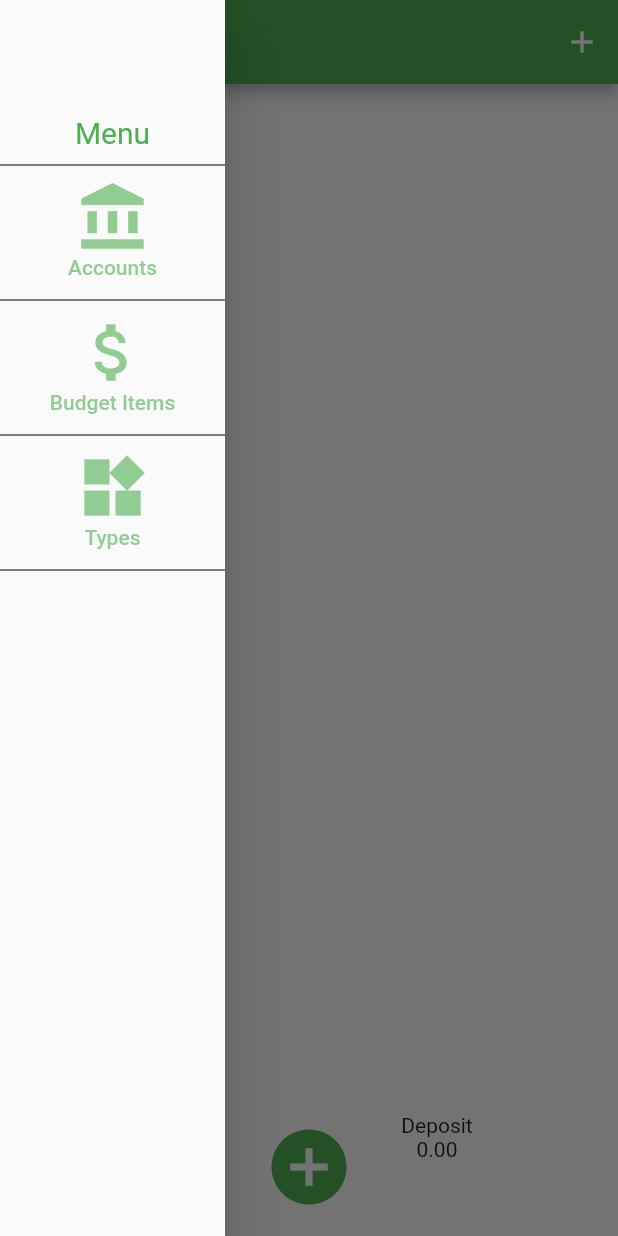
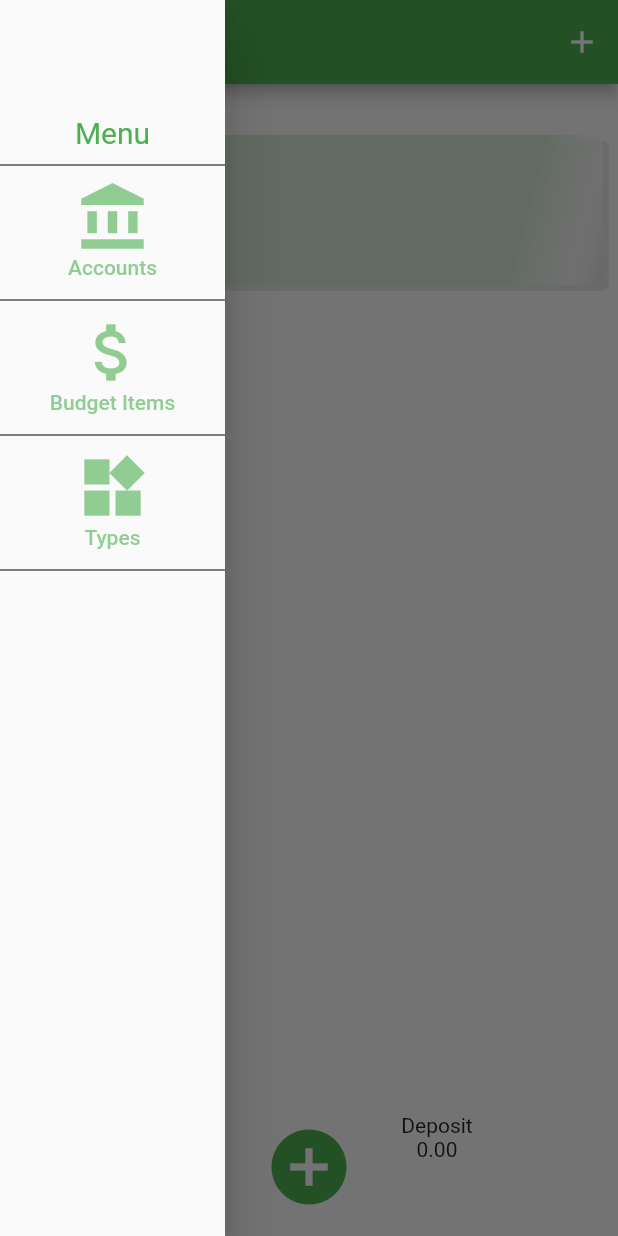
Before and after one commit to sumithpdd/flutterinmotion, a Flutter app: the screen it shows after launch, with the side drawer open, on a phone screen of 412 x 824 dp. Run offline on Flutter 3.47's test engine with Material 2 defaults, Android fonts, the phone set to English and light mode, and no system bars; our stand-ins replace sqflite; accounts and stored records are empty.

```diff
--- a/spend_tracker/lib/pages/home/home_page.dart
+++ b/spend_tracker/lib/pages/home/home_page.dart
@@ -20,8 +20,7 @@ class _HomePageState extends State<HomePage>
   double _dHeight = 0;
   double _balance = 0;
   double _opacity = 0.2;
-  Color _color = Colors.red;
-  double _height = 0;
+  double _fontSize = 0;
   @override
   void didChangeDependencies() async {
     super.didChangeDependencies();
@@ -71,8 +70,7 @@ class _HomePageState extends State<HomePage>
       _deposit = balance.deposit;
       _balance = balance.total;
       _opacity = 1.0;
-      _color = Colors.blue;
-      _height = 100;
+      _fontSize = 40;
     });
   }
 
@@ -95,11 +93,13 @@ class _HomePageState extends State<HomePage>
         crossAxisAlignment: CrossAxisAlignment.stretch,
         mainAxisAlignment: MainAxisAlignment.end,
         children: <Widget>[
-          AnimatedContainer(
-              color: _color,
-              height: _height,
+          AnimatedOpacity(
+              opacity: _opacity,
               duration: Duration(seconds: 4),
-              child: _TotalBudget(amount: formatter.format(_balance))),
+              child: _TotalBudget(
+                amount: formatter.format(_balance),
+                fontSize: _fontSize,
+              )),
           Container(
             padding: EdgeInsets.only(bottom: 50),
             height: MediaQuery.of(context).size.height - 200,
@@ -185,21 +185,25 @@ class _TotalBudget extends StatelessWidget {
   const _TotalBudget({
     Key key,
     @required this.amount,
+    @required this.fontSize,
   }) : super(key: key);
 
   final String amount;
-
+  final double fontSize;
   @override
   Widget build(BuildContext context) {
     return Container(
       height: 100,
       margin: EdgeInsets.all(10),
       alignment: Alignment.center,
-      child: Text(
-        amount,
+      child: AnimatedDefaultTextStyle(
+        duration: Duration(seconds: 3),
         style: TextStyle(
           color: Colors.white,
-          fontSize: 40,
+          fontSize: fontSize,
+        ),
+        child: Text(
+          '\$$amount',
         ),
       ),
       decoration: BoxDecoration(
```
Also changed, not shown: spend_tracker/lib/pages/accounts/account_page.dart (+30 -5 lines).
